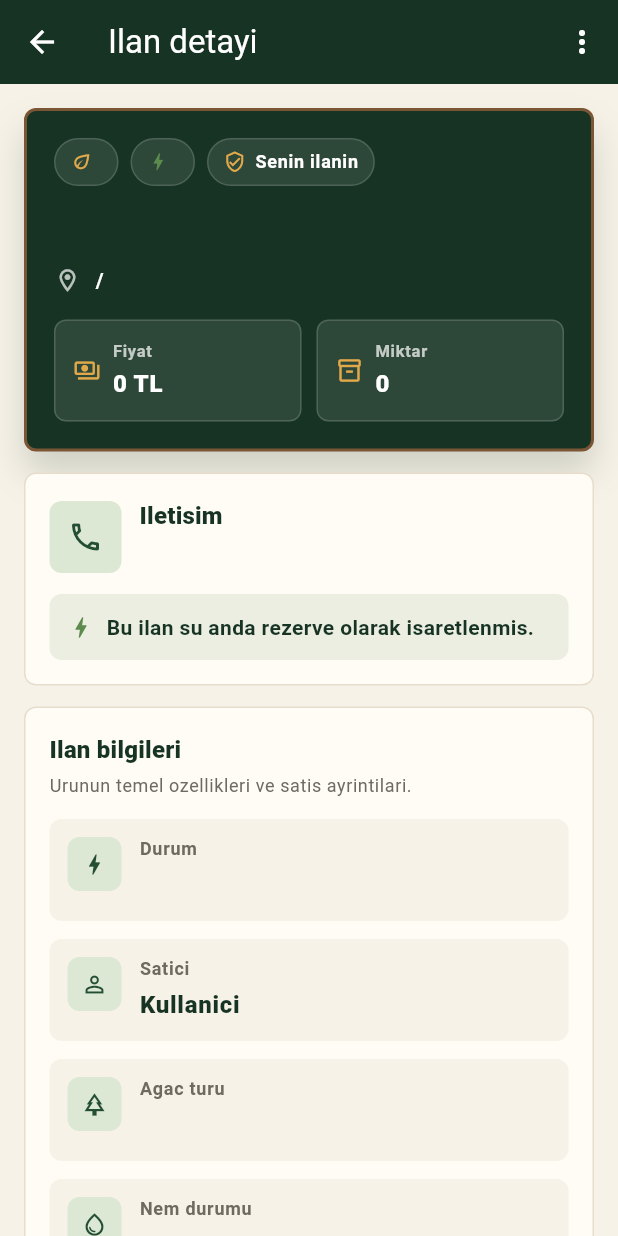
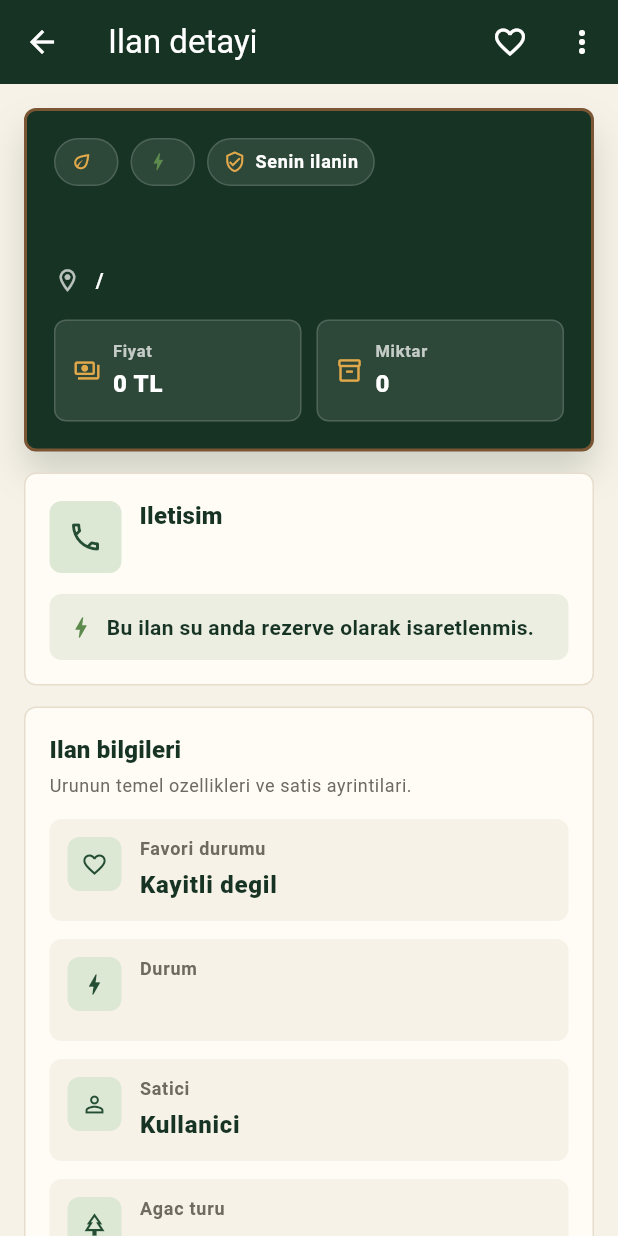
Before and after one commit to EbranurOzbalik/orman-pazar, a Flutter app: the ListingDetailScreen screen opened directly with empty values, on a phone screen of 412 x 824 dp. Run offline on Flutter 3.47's test engine with Material 3 defaults, Android fonts, the phone set to English and light mode, and no system bars; our stand-ins replace cloud_firestore, firebase_auth, firebase_core; accounts and stored records are empty.

Commit message:
Day 11 expand favorites flow and update README

```diff
--- a/lib/screens/listing_detail_screen.dart
+++ b/lib/screens/listing_detail_screen.dart
@@ -4,18 +4,27 @@ import '../constants/app_constants.dart';
 import '../models/listing_model.dart';
 import '../services/auth_service.dart';
 import '../services/listing_service.dart';
+import '../services/user_service.dart';
 import 'edit_listing_screen.dart';
+import 'login_screen.dart';
 
-class ListingDetailScreen extends StatelessWidget {
-  ListingDetailScreen({super.key, required this.listing});
+class ListingDetailScreen extends StatefulWidget {
+  const ListingDetailScreen({super.key, required this.listing});
 
   final ListingModel listing;
+
+  @override
+  State<ListingDetailScreen> createState() => _ListingDetailScreenState();
+}
+
+class _ListingDetailScreenState extends State<ListingDetailScreen> {
   final AuthService _authService = AuthService();
   final ListingService _listingService = ListingService();
+  final UserService _userService = UserService();
 
   Future<void> _openEditScreen(BuildContext context) async {
     final wasUpdated = await Navigator.of(context).push<bool>(
-      MaterialPageRoute(builder: (_) => EditListingScreen(listing: listing)),
+      MaterialPageRoute(builder: (_) => EditListingScreen(listing: widget.listing)),
     );
 
     if (wasUpdated == true && context.mounted) {
@@ -50,7 +59,7 @@ class ListingDetailScreen extends StatelessWidget {
     }
 
     try {
-      await _listingService.deleteListing(listing.id);
+      await _listingService.deleteListing(widget.listing.id);
 
       if (!context.mounted) {
         return;
@@ -71,15 +80,64 @@ class ListingDetailScreen extends StatelessWidget {
     }
   }
 
+  Future<void> _toggleFavorite({
+    required bool isFavorite,
+  }) async {
+    final user = _authService.currentUser;
+    if (user == null) {
+      if (!mounted) {
+        return;
+      }
+
+      Navigator.of(
+        context,
+      ).push(MaterialPageRoute(builder: (_) => const LoginScreen()));
+      return;
+    }
+
+    final nextValue = await _userService.toggleFavorite(
+      userId: user.uid,
+      listingId: widget.listing.id,
+      isFavorite: isFavorite,
+    );
+
+    if (!mounted) {
+      return;
+    }
+
+    ScaffoldMessenger.of(context).showSnackBar(
+      SnackBar(
+        content: Text(
+          nextValue ? 'Ilan favorilere eklendi' : 'Ilan favorilerden cikartildi',
+        ),
+      ),
+    );
+  }
+
   @override
   Widget build(BuildContext context) {
     final user = _authService.currentUser;
-    final isOwner = user != null && user.uid == listing.sellerId;
+    final isOwner = user != null && user.uid == widget.listing.sellerId;
+
+    return StreamBuilder<Set<String>>(
+      stream: user == null
+          ? Stream<Set<String>>.value(<String>{})
+          : _userService.watchFavoriteIds(user.uid),
+      builder: (context, favoriteSnapshot) {
+        final favoriteIds = favoriteSnapshot.data ?? <String>{};
+        final isFavorite = favoriteIds.contains(widget.listing.id);
 
         return Scaffold(
           appBar: AppBar(
             title: const Text('Ilan detayi'),
             actions: [
+              IconButton(
+                tooltip: isFavorite ? 'Favoriden cikar' : 'Favorilere ekle',
+                onPressed: () => _toggleFavorite(isFavorite: isFavorite),
+                icon: Icon(
+                  isFavorite ? Icons.favorite : Icons.favorite_border,
+                ),
+              ),
               if (isOwner)
                 PopupMenuButton<String>(
                   onSelected: (value) {
@@ -118,51 +176,62 @@ class ListingDetailScreen extends StatelessWidget {
           body: ListView(
             padding: const EdgeInsets.fromLTRB(16, 16, 16, 28),
             children: [
-          _DetailHero(listing: listing, isOwner: isOwner),
+              _DetailHero(
+                listing: widget.listing,
+                isOwner: isOwner,
+                isFavorite: isFavorite,
+              ),
               const SizedBox(height: 14),
-          _ContactPanel(listing: listing),
+              _ContactPanel(listing: widget.listing),
               const SizedBox(height: 14),
               _InfoPanel(
                 title: 'Ilan bilgileri',
                 subtitle: 'Urunun temel ozellikleri ve satis ayrintilari.',
                 children: [
                   _DetailRow(
+                    icon: Icons.favorite_outline,
+                    label: 'Favori durumu',
+                    value: isFavorite ? 'Kaydedildi' : 'Kayitli degil',
+                    valueColor: isFavorite ? AppConstants.clay : null,
+                  ),
+                  _DetailRow(
                     icon: Icons.bolt_outlined,
                     label: 'Durum',
-                value: listing.status,
-                valueColor: AppConstants.listingStatusColor(listing.status),
+                    value: widget.listing.status,
+                    valueColor: AppConstants.listingStatusColor(widget.listing.status),
                   ),
                   _DetailRow(
                     icon: Icons.person_outline,
                     label: 'Satici',
-                value: listing.sellerName.isEmpty
+                    value: widget.listing.sellerName.isEmpty
                         ? 'Kullanici'
-                    : listing.sellerName,
+                        : widget.listing.sellerName,
                   ),
                   _DetailRow(
                     icon: Icons.park_outlined,
                     label: 'Agac turu',
-                value: listing.woodType,
+                    value: widget.listing.woodType,
                   ),
                   _DetailRow(
                     icon: Icons.water_drop_outlined,
                     label: 'Nem durumu',
-                value: listing.moistureStatus,
+                    value: widget.listing.moistureStatus,
                   ),
                   _DetailRow(
                     icon: Icons.local_shipping_outlined,
                     label: 'Nakliye',
-                value: listing.hasDelivery ? 'Var' : 'Yok',
+                    value: widget.listing.hasDelivery ? 'Var' : 'Yok',
                   ),
                   _DetailRow(
                     icon: Icons.sell_outlined,
                     label: 'Kategori',
-                value: listing.category,
+                    value: widget.listing.category,
                   ),
                   _DetailRow(
                     icon: Icons.scale_outlined,
                     label: 'Olcu',
-                value: '${_formatNumber(listing.amount)} ${listing.unit}',
+                    value:
+                        '${_formatNumber(widget.listing.amount)} ${widget.listing.unit}',
                     isLast: true,
                   ),
                 ],
@@ -173,7 +242,7 @@ class ListingDetailScreen extends StatelessWidget {
                 subtitle: 'Saticinin urun icin ekledigi notlar.',
                 children: [
                   Text(
-                listing.description,
+                    widget.listing.description,
                     style: Theme.of(context).textTheme.bodyLarge?.copyWith(
                       color: AppConstants.deepGreen,
                       height: 1.45,
@@ -183,6 +252,8 @@ class ListingDetailScreen extends StatelessWidget {
               ),
             ],
           ),
+        );
+      },
     );
   }
 
@@ -195,10 +266,15 @@ class ListingDetailScreen extends StatelessWidget {
 }
 
 class _DetailHero extends StatelessWidget {
-  const _DetailHero({required this.listing, required this.isOwner});
+  const _DetailHero({
+    required this.listing,
+    required this.isOwner,
+    required this.isFavorite,
+  });
 
   final ListingModel listing;
   final bool isOwner;
+  final bool isFavorite;
 
   @override
   Widget build(BuildContext context) {
@@ -234,6 +310,12 @@ class _DetailHero extends StatelessWidget {
                 icon: AppConstants.listingStatusIcon(listing.status),
                 text: listing.status,
                 accentColor: statusColor,
+              ),
+              if (isFavorite)
+                const _HeroChip(
+                  icon: Icons.favorite,
+                  text: 'Favorinde',
+                  accentColor: AppConstants.clay,
                 ),
               if (isOwner)
                 const _HeroChip(
```
Also changed, not shown: lib/screens/profile_screen.dart (+10 -2 lines), 1 other file. Lines whose indentation alone changed are shown as unchanged.
